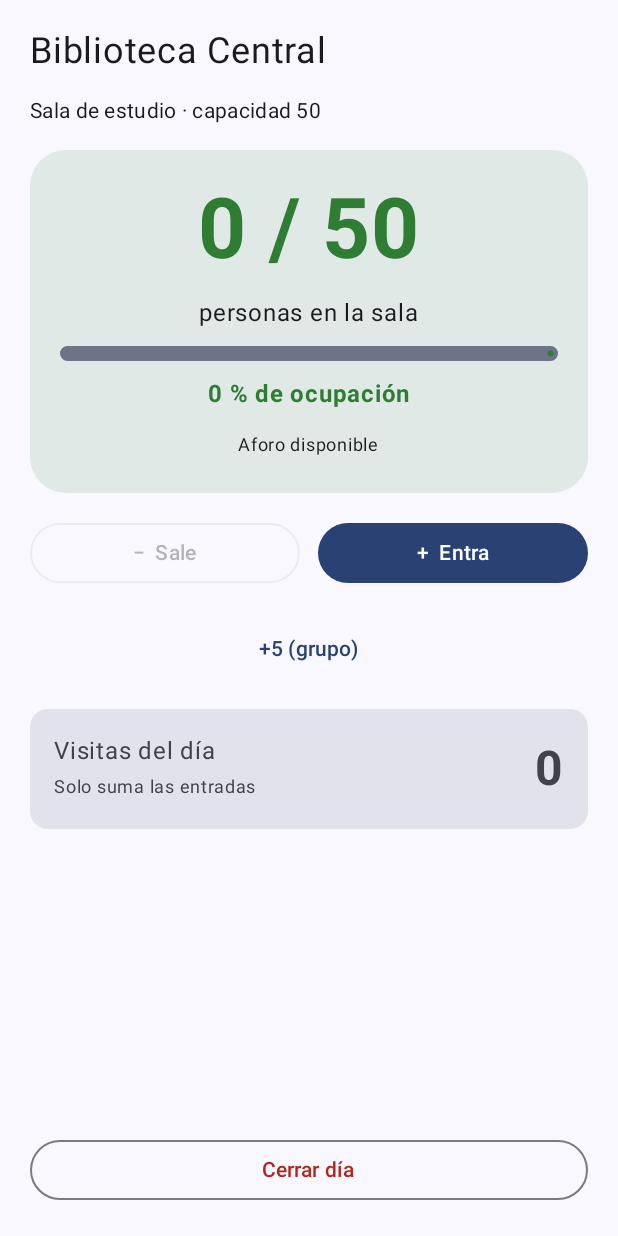
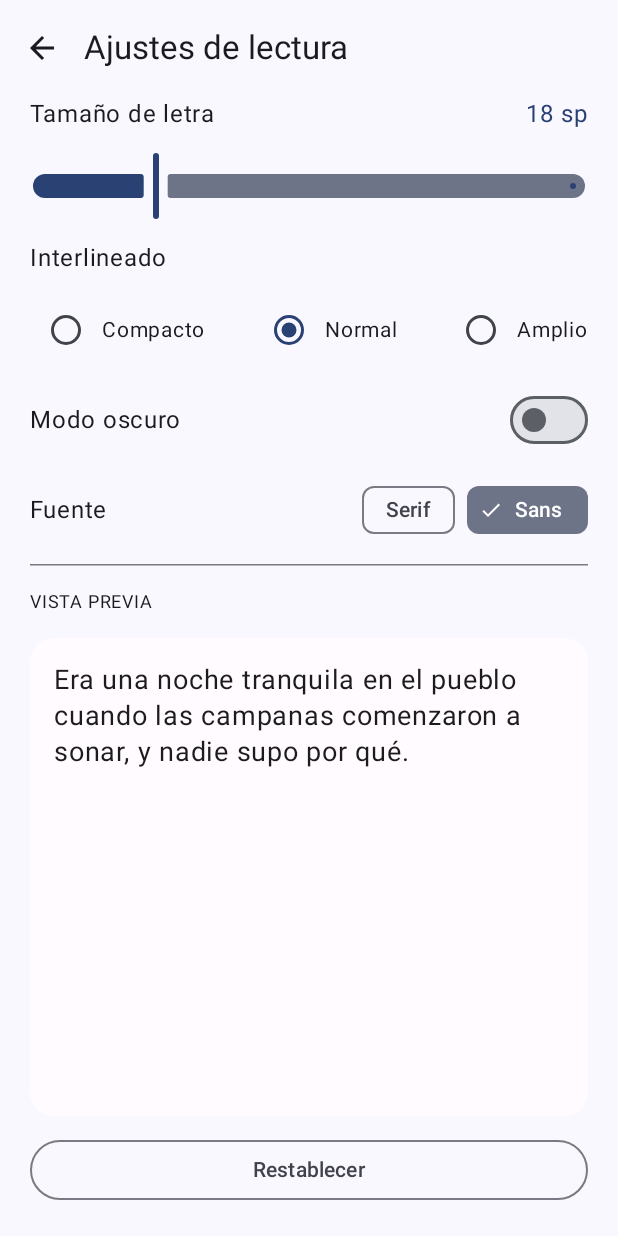
Before and after one commit to pao-diaz/view-model, an Android app built with Jetpack Compose: the screen it shows after launch (MainActivity), on a phone screen of 412 x 824 dp. Run offline under Robolectric (Android 15) with nearby library versions, the phone set to English and light mode, and no system bars.

Commit message:
segundo Ejercicio02Lectura.kt

```diff
--- a/app/src/main/java/com/example/view_model/MainActivity.kt
+++ b/app/src/main/java/com/example/view_model/MainActivity.kt
@@ -9,6 +9,7 @@ import androidx.compose.foundation.layout.fillMaxSize
 import androidx.compose.foundation.layout.padding
 import androidx.compose.material3.Scaffold
 import androidx.compose.ui.Modifier
+import com.example.view_model.ui.theme.Ejercicio02Screen
 import com.example.view_model.ui.theme.ViewmodelTheme
 
 class MainActivity : ComponentActivity() {
@@ -19,7 +20,7 @@ class MainActivity : ComponentActivity() {
             ViewmodelTheme {
                 Scaffold(modifier = Modifier.fillMaxSize()) { innerPadding ->
                     Box(modifier = Modifier.padding(innerPadding)) {
-                        Ejercicio01Screen()
+                        Ejercicio02Screen()
                     }
                 }
             }
--- /dev/null
+++ b/app/src/main/java/com/example/view_model/ui/theme/Ejercicio02Lectura.kt
@@ -0,0 +1,172 @@
+package com.example.view_model.ui.theme
+
+import androidx.compose.ui.tooling.preview.Preview
+import androidx.compose.foundation.background
+import androidx.compose.foundation.layout.*
+import androidx.compose.foundation.shape.RoundedCornerShape
+import androidx.compose.material.icons.Icons
+import androidx.compose.material.icons.automirrored.filled.ArrowBack
+import androidx.compose.material.icons.filled.Check
+import androidx.compose.material3.*
+import androidx.compose.runtime.*
+import androidx.compose.ui.Modifier
+import androidx.compose.ui.draw.clip
+import androidx.compose.ui.graphics.Color
+import androidx.compose.ui.text.font.FontFamily
+import androidx.compose.ui.unit.dp
+import androidx.compose.ui.unit.sp
+import androidx.lifecycle.ViewModel
+import androidx.lifecycle.viewmodel.compose.viewModel
+import kotlin.math.roundToInt
+
+enum class Interlineado(val etiqueta: String, val factor: Float) {
+    COMPACTO("Compacto", 1.0f),
+    NORMAL("Normal", 1.3f),
+    AMPLIO("Amplio", 1.6f)
+}
+
+data class AjustesLectura(
+    val tamano: Float = 18f,
+    val interlineado: Interlineado = Interlineado.NORMAL,
+    val modoOscuro: Boolean = false,
+    val usaSerif: Boolean = false
+)
+
+class LecturaViewModel : ViewModel() {
+
+    var ajustes by mutableStateOf(AjustesLectura())
+        private set
+
+    fun cambiarTamano(valor: Float) { ajustes = ajustes.copy(tamano = valor) }
+    fun cambiarInterlineado(valor: Interlineado) { ajustes = ajustes.copy(interlineado = valor) }
+    fun cambiarModoOscuro(valor: Boolean) { ajustes = ajustes.copy(modoOscuro = valor) }
+    fun cambiarSerif(valor: Boolean) { ajustes = ajustes.copy(usaSerif = valor) }
+    fun restablecer() { ajustes = AjustesLectura() }
+}
+
+@Composable
+fun Ejercicio02Screen(vm: LecturaViewModel = viewModel()) {
+    LecturaContent(
+        ajustes = vm.ajustes,
+        onCambiarTamano = vm::cambiarTamano,
+        onCambiarInterlineado = vm::cambiarInterlineado,
+        onCambiarModoOscuro = vm::cambiarModoOscuro,
+        onCambiarSerif = vm::cambiarSerif,
+        onRestablecer = vm::restablecer
+    )
+}
+
+@OptIn(ExperimentalMaterial3Api::class)
+@Composable
+fun LecturaContent(
+    ajustes: AjustesLectura,
+    onCambiarTamano: (Float) -> Unit,
+    onCambiarInterlineado: (Interlineado) -> Unit,
+    onCambiarModoOscuro: (Boolean) -> Unit,
+    onCambiarSerif: (Boolean) -> Unit,
+    onRestablecer: () -> Unit
+) {
+    Scaffold(
+        topBar = {
+            TopAppBar(
+                title = { Text("Ajustes de lectura") },
+                navigationIcon = {
+                    IconButton(onClick = { }) { Icon(Icons.AutoMirrored.Filled.ArrowBack, "Atrás") }
+                }
+            )
+        }
+    ) { padding ->
+        Column(
+            Modifier.padding(padding).padding(horizontal = 20.dp).fillMaxSize(),
+            verticalArrangement = Arrangement.spacedBy(12.dp)
+        ) {
+            Row(Modifier.fillMaxWidth(), horizontalArrangement = Arrangement.SpaceBetween) {
+                Text("Tamaño de letra")
+                Text("${ajustes.tamano.roundToInt()} sp", color = MaterialTheme.colorScheme.primary)
+            }
+            Slider(value = ajustes.tamano, onValueChange = onCambiarTamano, valueRange = 14f..32f)
+
+            Text("Interlineado")
+            Row(Modifier.fillMaxWidth(), horizontalArrangement = Arrangement.SpaceBetween) {
+                Interlineado.entries.forEach { opcion ->
+                    Row(verticalAlignment = androidx.compose.ui.Alignment.CenterVertically) {
+                        RadioButton(selected = ajustes.interlineado == opcion, onClick = { onCambiarInterlineado(opcion) })
+                        Text(opcion.etiqueta, fontSize = 14.sp)
+                    }
+                }
+            }
+
+            Row(Modifier.fillMaxWidth(), horizontalArrangement = Arrangement.SpaceBetween,
+                verticalAlignment = androidx.compose.ui.Alignment.CenterVertically) {
+                Text("Modo oscuro")
+                Switch(checked = ajustes.modoOscuro, onCheckedChange = onCambiarModoOscuro)
+            }
+
+            Row(verticalAlignment = androidx.compose.ui.Alignment.CenterVertically,
+                horizontalArrangement = Arrangement.spacedBy(8.dp)) {
+                Text("Fuente", modifier = Modifier.weight(1f))
+                FilterChip(
+                    selected = ajustes.usaSerif, onClick = { onCambiarSerif(true) }, label = { Text("Serif") },
+                    leadingIcon = if (ajustes.usaSerif) ({ Icon(Icons.Default.Check, null, Modifier.size(16.dp)) }) else null
+                )
+                FilterChip(
+                    selected = !ajustes.usaSerif, onClick = { onCambiarSerif(false) }, label = { Text("Sans") },
+                    leadingIcon = if (!ajustes.usaSerif) ({ Icon(Icons.Default.Check, null, Modifier.size(16.dp)) }) else null
+                )
+            }
+            HorizontalDivider()
+
+            Text("VISTA PREVIA", fontSize = 12.sp)
+            VistaPrevia(
+                texto = "Era una noche tranquila en el pueblo cuando las campanas comenzaron a sonar, y nadie supo por qué.",
+                ajustes = ajustes,
+                modifier = Modifier.weight(1f).fillMaxWidth()
+            )
+
+            OutlinedButton(onClick = onRestablecer, modifier = Modifier.fillMaxWidth()) { Text("Restablecer") }
+            Spacer(Modifier.height(8.dp))
+        }
+    }
+}
+
+@Composable
+fun VistaPrevia(texto: String, ajustes: AjustesLectura, modifier: Modifier = Modifier) {
+    val fondo = if (ajustes.modoOscuro) Color(0xFF1C1B1F) else Color(0xFFFFFBFE)
+    val letra = if (ajustes.modoOscuro) Color(0xFFE6E1E5) else Color(0xFF1C1B1F)
+    Box(modifier.clip(RoundedCornerShape(16.dp)).background(fondo).padding(16.dp)) {
+        Text(
+            text = texto,
+            color = letra,
+            fontSize = ajustes.tamano.sp,
+            lineHeight = (ajustes.tamano * ajustes.interlineado.factor).sp, // <-- ¡Aquí se agregó el operador * faltante!
+            fontFamily = if (ajustes.usaSerif) FontFamily.Serif else FontFamily.SansSerif
+        )
+    }
+}
+
+@Preview(showBackground = true, showSystemUi = true, name = "Pantalla completa")
+@Composable
+private fun PreviewLecturaScreen() {
+    MaterialTheme {
+        LecturaContent(
+            ajustes = AjustesLectura(),
+            onCambiarTamano = {},
+            onCambiarInterlineado = {},
+            onCambiarModoOscuro = {},
+            onCambiarSerif = {},
+            onRestablecer = {}
+        )
+    }
+}
+
+@Preview(showBackground = true, name = "Vista previa oscura serif")
+@Composable
+private fun PreviewVistaPreviaOscura() {
+    MaterialTheme {
+        VistaPrevia(
+            texto = "Era una noche tranquila en el pueblo cuando las campanas comenzaron a sonar.",
+            ajustes = AjustesLectura(tamano = 22f, interlineado = Interlineado.AMPLIO, modoOscuro = true, usaSerif = true),
+            modifier = Modifier.height(200.dp).fillMaxWidth()
+        )
+    }
+}
```
